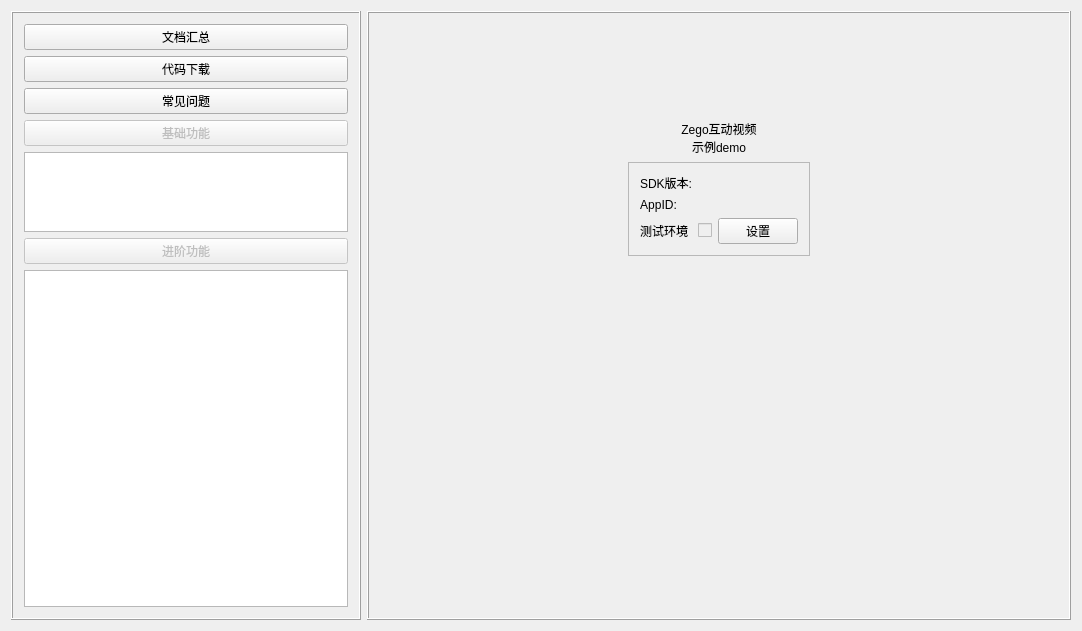
The window that zegoexpressdemo.ui (zegoim/zego-express-example-topics-cpp) describes before a commit, drawn with Qt 5.
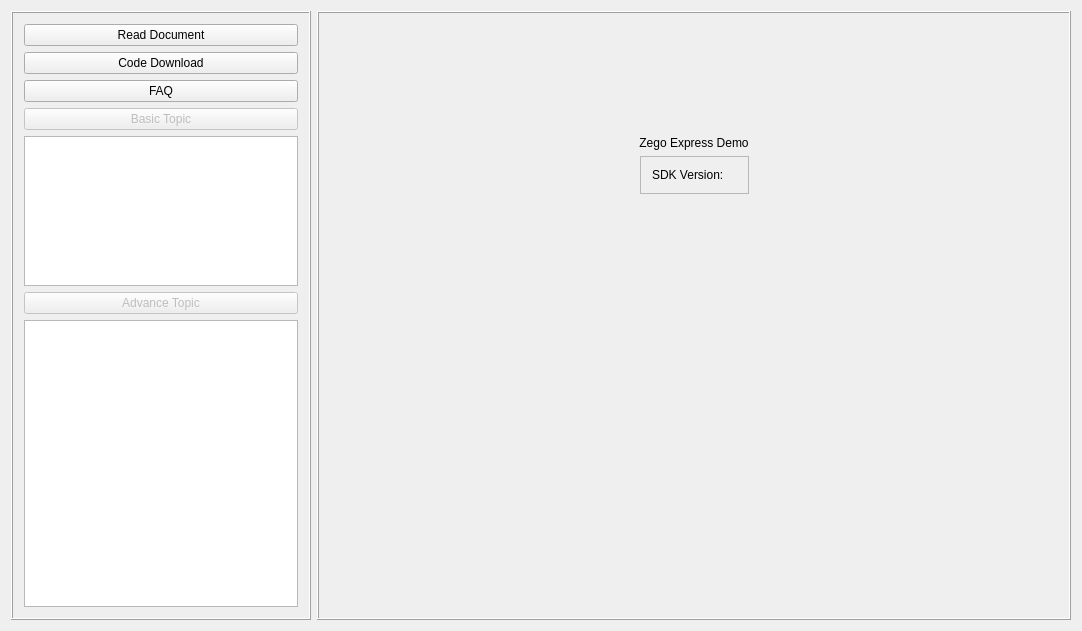
The same window after the commit.

Commit message: add quick start topic

```diff
--- a/zegoexpressdemo.ui
+++ b/zegoexpressdemo.ui
@@ -13,24 +13,24 @@
   <property name="windowTitle">
    <string>ZegoExpressDemo</string>
   </property>
-  <layout class="QHBoxLayout" name="horizontalLayout_2" stretch="0,0">
+  <layout class="QHBoxLayout" name="horizontalLayout_2" stretch="1,3">
    <item>
     <widget class="QFrame" name="frame_navigate">
      <property name="sizePolicy">
-      <sizepolicy hsizetype="Fixed" vsizetype="Preferred">
+      <sizepolicy hsizetype="Preferred" vsizetype="Preferred">
        <horstretch>0</horstretch>
        <verstretch>0</verstretch>
       </sizepolicy>
      </property>
      <property name="minimumSize">
       <size>
-       <width>350</width>
+       <width>300</width>
        <height>0</height>
       </size>
      </property>
      <property name="maximumSize">
       <size>
-       <width>350</width>
+       <width>16777215</width>
        <height>16777215</height>
       </size>
      </property>
@@ -44,21 +44,21 @@
       <item>
        <widget class="QPushButton" name="pushButton_go_document">
         <property name="text">
-         <string>文档汇总</string>
+         <string>Read Document</string>
         </property>
        </widget>
       </item>
       <item>
        <widget class="QPushButton" name="pushButton_go_code">
         <property name="text">
-         <string>代码下载</string>
+         <string>Code Download</string>
         </property>
        </widget>
       </item>
       <item>
        <widget class="QPushButton" name="pushButton_go_faq">
         <property name="text">
-         <string>常见问题</string>
+         <string>FAQ</string>
         </property>
        </widget>
       </item>
@@ -68,7 +68,7 @@
          <bool>false</bool>
         </property>
         <property name="text">
-         <string>基础功能</string>
+         <string>Basic Topic</string>
         </property>
         <property name="flat">
          <bool>false</bool>
@@ -86,7 +86,7 @@
         <property name="maximumSize">
          <size>
           <width>16777215</width>
-          <height>80</height>
+          <height>150</height>
          </size>
         </property>
        </widget>
@@ -97,7 +97,7 @@
          <bool>false</bool>
         </property>
         <property name="text">
-         <string>进阶功能</string>
+         <string>Advance Topic</string>
         </property>
        </widget>
       </item>
@@ -142,8 +142,7 @@
           <item>
            <widget class="QLabel" name="label">
             <property name="text">
-             <string>Zego互动视频
-示例demo</string>
+             <string>Zego Express Demo</string>
             </property>
             <property name="alignment">
              <set>Qt::AlignCenter</set>
@@ -183,7 +182,7 @@
                <item row="0" column="0">
                 <widget class="QLabel" name="label_3">
                  <property name="text">
-                  <string>SDK版本:</string>
+                  <string>SDK Version:</string>
                  </property>
                 </widget>
                </item>
@@ -194,72 +193,6 @@
                  </property>
                 </widget>
                </item>
-               <item row="1" column="0">
-                <widget class="QLabel" name="label_2">
-                 <property name="text">
-                  <string>AppID:</string>
-                 </property>
-                 <property name="alignment">
-                  <set>Qt::AlignCenter</set>
-                 </property>
-                </widget>
-               </item>
-               <item row="1" column="1">
-                <widget class="QLabel" name="label_appID">
-                 <property name="text">
-                  <string/>
-                 </property>
-                 <property name="alignment">
-                  <set>Qt::AlignLeading|Qt::AlignLeft|Qt::AlignVCenter</set>
-                 </property>
-                </widget>
-               </item>
-               <item row="2" column="0">
-                <widget class="QLabel" name="label_6">
-                 <property name="text">
-                  <string>测试环境</string>
-                 </property>
-                </widget>
-               </item>
-               <item row="2" column="1">
-                <layout class="QHBoxLayout" name="horizontalLayout">
-                 <item>
-                  <widget class="QCheckBox" name="checkBox_testEnv">
-                   <property name="enabled">
-                    <bool>false</bool>
-                   </property>
-                   <property name="sizePolicy">
-                    <sizepolicy hsizetype="Fixed" vsizetype="Fixed">
-                     <horstretch>0</horstretch>
-                     <verstretch>0</verstretch>
-                    </sizepolicy>
-                   </property>
-                   <property name="text">
-                    <string/>
-                   </property>
-                  </widget>
-                 </item>
-                 <item>
-                  <widget class="QPushButton" name="pushButton">
-                   <property name="sizePolicy">
-                    <sizepolicy hsizetype="Preferred" vsizetype="Fixed">
-                     <horstretch>0</horstretch>
-                     <verstretch>0</verstretch>
-                    </sizepolicy>
-                   </property>
-                   <property name="maximumSize">
-                    <size>
-                     <width>16777215</width>
-                     <height>16777215</height>
-                    </size>
-                   </property>
-                   <property name="text">
-                    <string>设置</string>
-                   </property>
-                  </widget>
-                 </item>
-                </layout>
-               </item>
               </layout>
              </widget>
             </item>
```
The commit also changes 19 other files.
